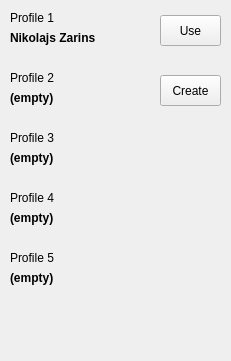
This is RadotechSim/pageprofileselect.ui in nikolajszarins/3004-project as Qt 5 draws it before an edit. The edited form follows.
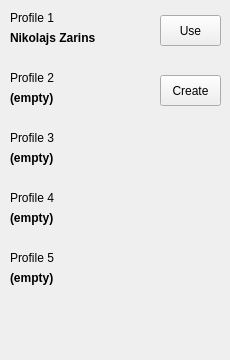
This is the edited form.

The edit to the form file:
```diff
--- a/RadotechSim/pageprofileselect.ui
+++ b/RadotechSim/pageprofileselect.ui
@@ -6,8 +6,8 @@
    <rect>
     <x>0</x>
     <y>0</y>
-    <width>231</width>
-    <height>361</height>
+    <width>230</width>
+    <height>360</height>
    </rect>
   </property>
   <property name="windowTitle">
```
